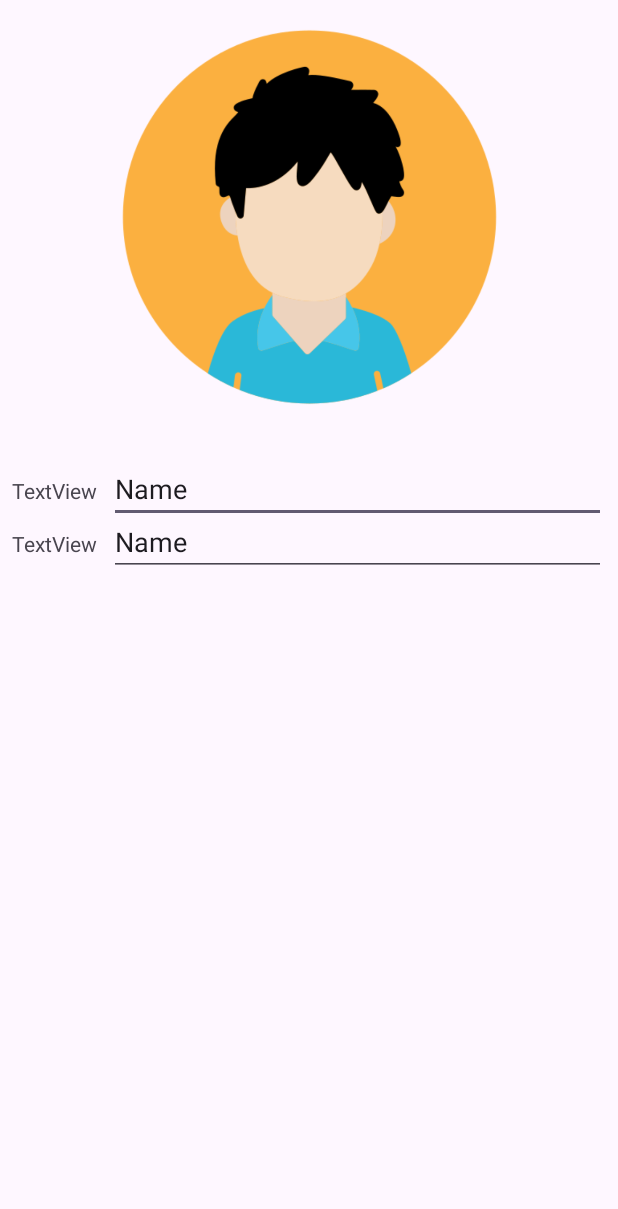
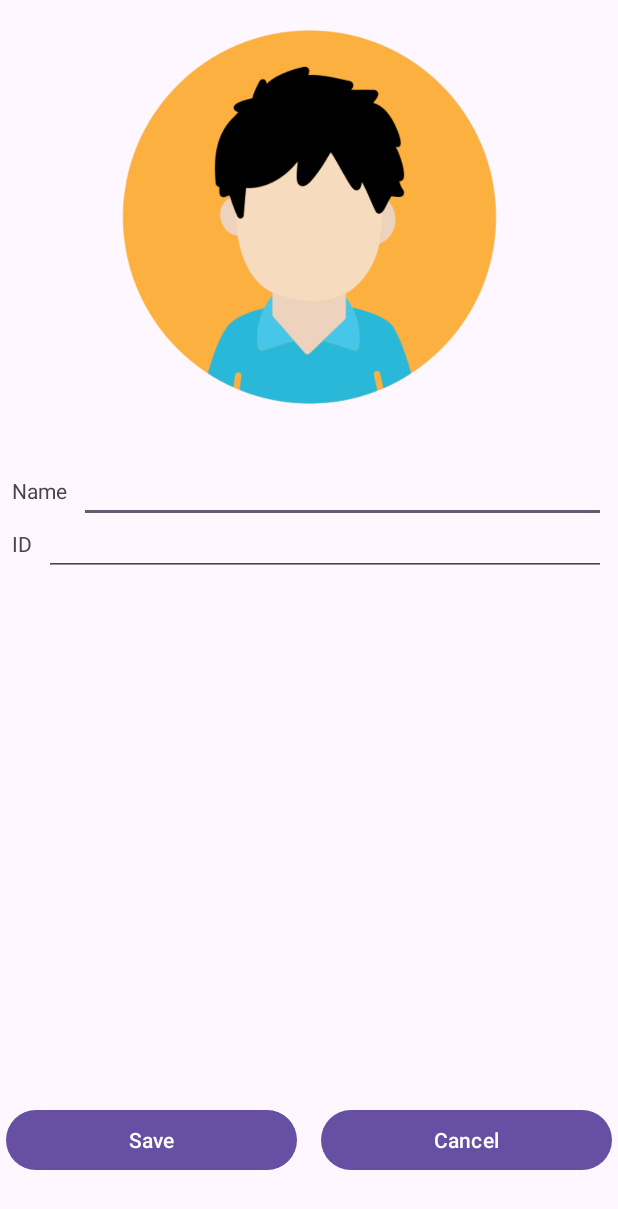
Before and after one commit to dorshul/Assignment2-StudentApp, an Android app: the AddStudentActivity screen opened directly, with no data from a screen before it, on a phone screen of 412 x 824 dp. Shown: the top 1209 px of the screen. Run offline under Robolectric (Android 15) with nearby library versions, the phone set to English and light mode, and no system bars.

Commit message:
add save button

```diff
--- a/app/src/main/java/com/example/assignment2_studentapp/AddStudentActivity.kt
+++ b/app/src/main/java/com/example/assignment2_studentapp/AddStudentActivity.kt
@@ -1,6 +1,8 @@
 package com.example.assignment2_studentapp
 
 import android.os.Bundle
+import android.widget.Button
+import android.widget.EditText
 import androidx.activity.enableEdgeToEdge
 import androidx.appcompat.app.AppCompatActivity
 import androidx.core.view.ViewCompat
@@ -17,6 +19,19 @@ class AddStudentActivity : AppCompatActivity() {
             insets
         }
 
+        val saveButton: Button = findViewById(R.id.activity_add_student_save_button)
+        val cancelButton: Button = findViewById(R.id.activity_add_student_cancel_button)
+
+        val nameEditText: EditText = findViewById(R.id.activity_add_student_name_edit_text)
+        val idEditText: EditText = findViewById(R.id.activity_add_student_id_edit_text)
+
+        cancelButton.setOnClickListener {
+            finish()
+        }
+
+        saveButton.setOnClickListener {
+            println("${nameEditText.text} Hello ${idEditText.text}")
+        }
 
     }
 }
--- a/app/src/main/java/com/example/assignment2_studentapp/StudentsRecyclerViewActivity.kt
+++ b/app/src/main/java/com/example/assignment2_studentapp/StudentsRecyclerViewActivity.kt
@@ -31,12 +31,6 @@ class StudentsRecyclerViewActivity : AppCompatActivity() {
             insets
         }
 
-        class Listener : View.OnClickListener {
-            override fun onClick(p0: View?) {
-                TODO("Not yet implemented")
-            }
-
-        }
 
         val addStudentButton: Button = findViewById(R.id.student_details_add_student_button)
         addStudentButton.setOnClickListener {
--- a/app/src/main/res/layout/activity_add_student.xml
+++ b/app/src/main/res/layout/activity_add_student.xml
@@ -22,19 +22,18 @@
         android:layout_height="wrap_content"
         android:layout_marginStart="8dp"
         android:layout_marginTop="28dp"
-        android:text="TextView"
+        android:text="Name"
         app:layout_constraintStart_toStartOf="parent"
         app:layout_constraintTop_toBottomOf="@+id/imageView2" />
 
     <EditText
-        android:id="@+id/editTextText5"
+        android:id="@+id/activity_add_student_name_edit_text"
         android:layout_width="0dp"
         android:layout_height="wrap_content"
         android:layout_marginStart="8dp"
         android:layout_marginEnd="8dp"
         android:ems="10"
         android:inputType="text"
-        android:text="Name"
         app:layout_constraintBaseline_toBaselineOf="@+id/textView6"
         app:layout_constraintEnd_toEndOf="parent"
         app:layout_constraintStart_toEndOf="@+id/textView6" />
@@ -44,20 +43,44 @@
         android:layout_width="wrap_content"
         android:layout_height="wrap_content"
         android:layout_marginTop="16dp"
-        android:text="TextView"
+        android:text="ID"
         app:layout_constraintStart_toStartOf="@+id/textView6"
         app:layout_constraintTop_toBottomOf="@+id/textView6" />
 
     <EditText
-        android:id="@+id/editTextText6"
+        android:id="@+id/activity_add_student_id_edit_text"
         android:layout_width="0dp"
         android:layout_height="wrap_content"
         android:layout_marginStart="8dp"
         android:layout_marginEnd="8dp"
         android:ems="10"
         android:inputType="text"
-        android:text="Name"
         app:layout_constraintBaseline_toBaselineOf="@+id/textView7"
         app:layout_constraintEnd_toEndOf="parent"
         app:layout_constraintStart_toEndOf="@+id/textView7" />
+
+    <Button
+        android:id="@+id/activity_add_student_save_button"
+        android:layout_width="0dp"
+        android:layout_height="wrap_content"
+        android:layout_marginStart="4dp"
+        android:layout_marginEnd="8dp"
+        android:text="Save"
+        app:layout_constraintBaseline_toBaselineOf="@+id/activity_add_student_cancel_button"
+        app:layout_constraintEnd_toStartOf="@+id/activity_add_student_cancel_button"
+        app:layout_constraintHorizontal_bias="0.5"
+        app:layout_constraintStart_toStartOf="parent" />
+
+    <Button
+        android:id="@+id/activity_add_student_cancel_button"
+        android:layout_width="0dp"
+        android:layout_height="wrap_content"
+        android:layout_marginStart="8dp"
+        android:layout_marginEnd="4dp"
+        android:layout_marginBottom="40dp"
+        android:text="Cancel"
+        app:layout_constraintBottom_toBottomOf="parent"
+        app:layout_constraintEnd_toEndOf="parent"
+        app:layout_constraintHorizontal_bias="0.5"
+        app:layout_constraintStart_toEndOf="@+id/activity_add_student_save_button" />
 </androidx.constraintlayout.widget.ConstraintLayout>
```
